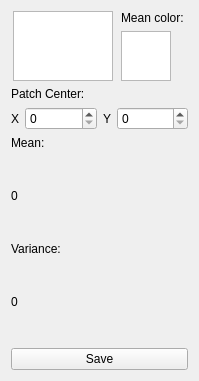
Before: the Qt Designer form PatchInfoWidget.ui in daviddoria/InteractivePatchComparison, drawn with Qt 5.
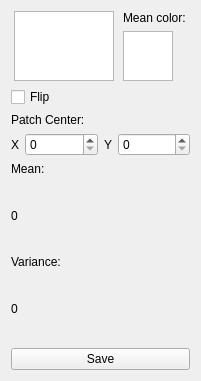
After: the same form once the commit is applied.

What changed in the file:
```diff
--- a/PatchInfoWidget.ui
+++ b/PatchInfoWidget.ui
@@ -6,7 +6,7 @@
    <rect>
     <x>0</x>
     <y>0</y>
-    <width>199</width>
+    <width>201</width>
     <height>381</height>
    </rect>
   </property>
@@ -67,6 +67,13 @@
      </item>
     </layout>
    </item>
+   <item>
+    <widget class="QCheckBox" name="chkFlip">
+     <property name="text">
+      <string>Flip</string>
+     </property>
+    </widget>
+   </item>
    <item>
     <widget class="QLabel" name="label">
      <property name="sizePolicy">
```
